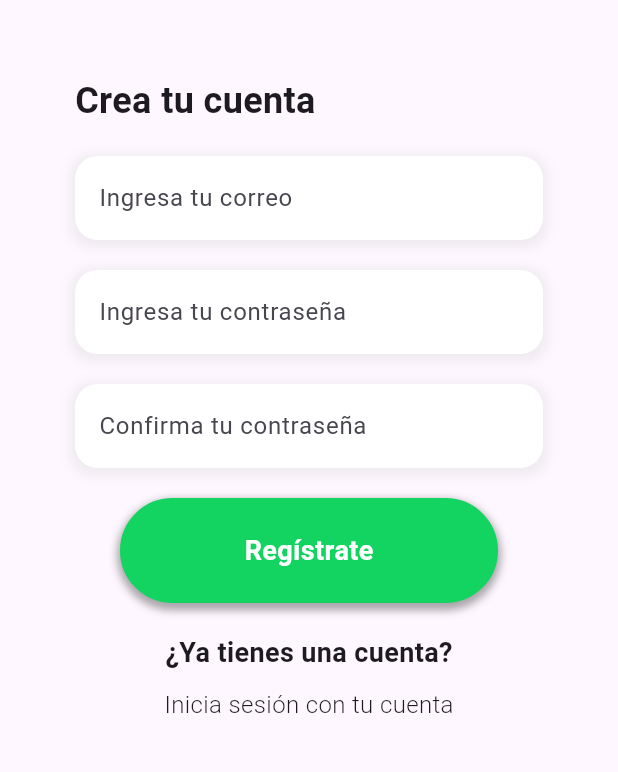
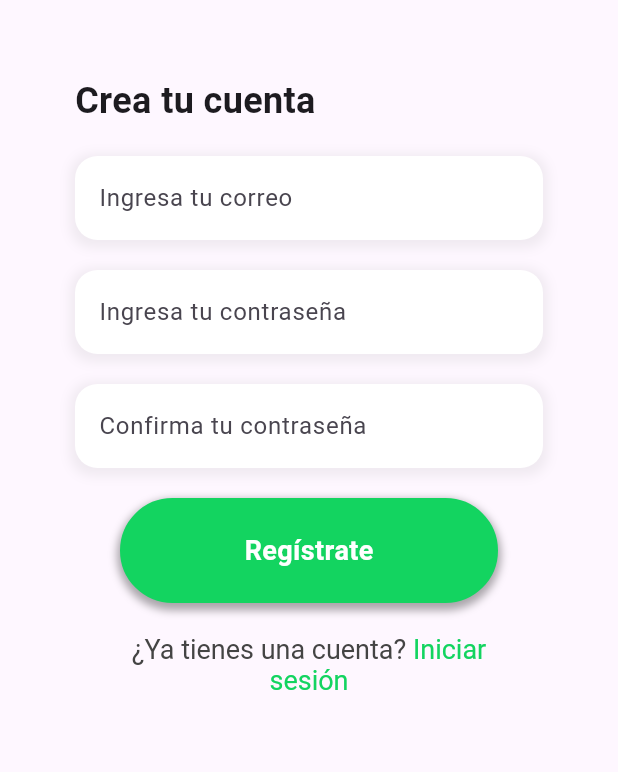
Before and after one commit to alanolv/Quaxly, a Flutter app: the RegisterScreen screen opened directly, on a phone screen of 412 x 824 dp, the part 459-1231 px from its top. Run offline on Flutter 3.47's test engine with Material 3 defaults, Android fonts, the phone set to English and light mode, and no system bars; our stand-ins replace get.

Commit message:
lo de tepatzi

```diff
--- a/quaxly/lib/const/messages.dart
+++ b/quaxly/lib/const/messages.dart
@@ -18,6 +18,13 @@ class Messages extends Translations {
           'login' : 'Login',
           'password' : 'Password',
           'dont_have_account': 'Don\'t have an account?',
+          'live_tracking': 'Live Tracking',
+          'delivery_truck_info': 'Delivery truck info',
+          'delivery_id': 'Delivery ID: ',
+          'current_status': 'Current status: ',
+          'delivered': 'Delivered',
+          'in_transit': 'In transit',
+          'deliver':'Deliver',
         },
         'es_MX': {
           'create_your_account': 'Crea tu cuenta',
@@ -34,6 +41,13 @@ class Messages extends Translations {
           'login' : 'Iniciar sesión',
           'password' : 'Contraseña',
           'dont_have_account': '¿No tienes una cuenta?',
+          'live_tracking': 'Seguimiento en vivo',
+          'delivery_truck_info': 'Información de reparto',
+          'delivery_id': 'ID de reparto: ',
+          'current_status': 'Estado actual: ',
+          'delivered': 'Entregado',
+          'in_transit': 'En tránsito',
+          'deliver':'Entregar',
         },
       };
 }
--- a/quaxly/lib/screens/register_screen.dart
+++ b/quaxly/lib/screens/register_screen.dart
@@ -4,6 +4,8 @@ import 'package:quaxly/widgets/text_form_field.dart';
 import 'package:quaxly/widgets/action_button.dart';
 import 'package:get/get.dart';
 import 'package:quaxly/widgets/title_text.dart';
+import 'package:flutter/gestures.dart';
+import 'package:quaxly/const/colors.dart';
 
 class RegisterScreen extends StatefulWidget {
   const RegisterScreen({super.key});
@@ -91,29 +93,33 @@ class _RegisterScreenState extends State<RegisterScreen> {
                       ),
                     ),
                     Container(
-                      margin: const EdgeInsets.only(top: 20,),
-                      alignment: Alignment.center,//
-                      child: AppText(
-                        text: 'do_you_have_account'.tr,
-                        fontSize: 18,
-                        fontWeight: FontWeight.bold,
-                      ),
-
-                    ),
-                    GestureDetector(
-                      onTap: () {
-                        Get.back();
-                      },
-                      child: Container(
-                        margin: const EdgeInsets.only(top: 10),
-                        alignment: Alignment.center,
-                        child: AppText(
-                          text: 'login_with_your_account'.tr,
-                          fontSize: 16,
-                          fontWeight: FontWeight.w300,
-                        ),
-                      ),
-                    ),
+                          margin: const EdgeInsets.symmetric(vertical:20, horizontal: 25),
+                          child: RichText(
+                            textAlign: TextAlign.center,
+                            text: TextSpan(
+                              children: [
+                                TextSpan(
+                                  text: 'do_you_have_account'.tr,
+                                  style: const TextStyle(
+                                    color: Color.fromARGB(255, 68, 68, 68),
+                                    fontSize: 18,
+                                  ),
+                                ),
+                                TextSpan(
+                                  text: ' ${'login'.tr}',
+                                  style: const TextStyle(
+                                    color: primaryColor,
+                                    fontSize: 18,
+                                  ),
+                                  recognizer: TapGestureRecognizer()
+                                    ..onTap = (){
+                                      Get.back();
+                                    }
+                                ),
+                              ],
+                            ),
+                          ),
+                        )
                   ],
                 ),
               ),
```
Also changed, not shown: quaxly/lib/controllers/home_controller.dart (added, +10 -0 lines), quaxly/lib/screens/home_screen.dart (+37 -16 lines), quaxly/lib/widgets/track_card.dart (added, +104 -0 lines), quaxly/assets/images/Route-button.png (added), quaxly/assets/images/package.png (added).
